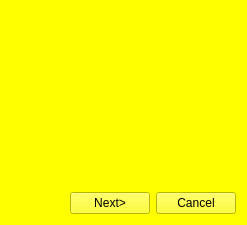
the-butterfly-effect/tbe, file src/view/ViewPostIt.ui: the form before one commit.
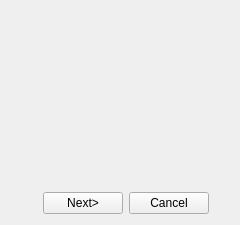
The form after the commit. Custom widgets are drawn as their Qt base class.

Diff of the .ui file:
```diff
--- a/src/view/ViewPostIt.ui
+++ b/src/view/ViewPostIt.ui
@@ -1,12 +1,12 @@
 <?xml version="1.0" encoding="UTF-8"?>
 <ui version="4.0">
  <class>ViewPostIt</class>
- <widget class="AnimatedDialog" name="ViewPostIt">
+ <widget class="QLabel" name="ViewPostIt">
   <property name="geometry">
    <rect>
     <x>0</x>
     <y>0</y>
-    <width>247</width>
+    <width>240</width>
     <height>225</height>
    </rect>
   </property>
@@ -22,97 +22,6 @@
     <height>400</height>
    </size>
   </property>
-  <property name="palette">
-   <palette>
-    <active>
-     <colorrole role="Button">
-      <brush brushstyle="SolidPattern">
-       <color alpha="255">
-        <red>255</red>
-        <green>255</green>
-        <blue>0</blue>
-       </color>
-      </brush>
-     </colorrole>
-     <colorrole role="Base">
-      <brush brushstyle="SolidPattern">
-       <color alpha="255">
-        <red>255</red>
-        <green>255</green>
-        <blue>0</blue>
-       </color>
-      </brush>
-     </colorrole>
-     <colorrole role="Window">
-      <brush brushstyle="SolidPattern">
-       <color alpha="255">
-        <red>255</red>
-        <green>255</green>
-        <blue>0</blue>
-       </color>
-      </brush>
-     </colorrole>
-    </active>
-    <inactive>
-     <colorrole role="Button">
-      <brush brushstyle="SolidPattern">
-       <color alpha="255">
-        <red>255</red>
-        <green>255</green>
-        <blue>0</blue>
-       </color>
-      </brush>
-     </colorrole>
-     <colorrole role="Base">
-      <brush brushstyle="SolidPattern">
-       <color alpha="255">
-        <red>255</red>
-        <green>255</green>
-        <blue>0</blue>
-       </color>
-      </brush>
-     </colorrole>
-     <colorrole role="Window">
-      <brush brushstyle="SolidPattern">
-       <color alpha="255">
-        <red>255</red>
-        <green>255</green>
-        <blue>0</blue>
-       </color>
-      </brush>
-     </colorrole>
-    </inactive>
-    <disabled>
-     <colorrole role="Button">
-      <brush brushstyle="SolidPattern">
-       <color alpha="255">
-        <red>255</red>
-        <green>255</green>
-        <blue>0</blue>
-       </color>
-      </brush>
-     </colorrole>
-     <colorrole role="Base">
-      <brush brushstyle="SolidPattern">
-       <color alpha="255">
-        <red>255</red>
-        <green>255</green>
-        <blue>0</blue>
-       </color>
-      </brush>
-     </colorrole>
-     <colorrole role="Window">
-      <brush brushstyle="SolidPattern">
-       <color alpha="255">
-        <red>255</red>
-        <green>255</green>
-        <blue>0</blue>
-       </color>
-      </brush>
-     </colorrole>
-    </disabled>
-   </palette>
-  </property>
   <property name="windowTitle">
    <string>Post-It viewer</string>
   </property>
@@ -133,8 +42,8 @@
      </property>
      <property name="sizeHint" stdset="0">
       <size>
-       <width>20</width>
-       <height>18</height>
+       <width>14</width>
+       <height>30</height>
       </size>
      </property>
     </spacer>
@@ -153,9 +62,12 @@
        <property name="orientation">
         <enum>Qt::Horizontal</enum>
        </property>
+       <property name="sizeType">
+        <enum>QSizePolicy::Fixed</enum>
+       </property>
        <property name="sizeHint" stdset="0">
         <size>
-         <width>17</width>
+         <width>20</width>
          <height>20</height>
         </size>
        </property>
@@ -170,8 +82,8 @@
      </property>
      <property name="sizeHint" stdset="0">
       <size>
-       <width>20</width>
-       <height>133</height>
+       <width>14</width>
+       <height>127</height>
       </size>
      </property>
     </spacer>
@@ -211,18 +123,26 @@
        </property>
       </widget>
      </item>
+     <item>
+      <spacer name="horizontalSpacer_6">
+       <property name="orientation">
+        <enum>Qt::Horizontal</enum>
+       </property>
+       <property name="sizeType">
+        <enum>QSizePolicy::Fixed</enum>
+       </property>
+       <property name="sizeHint" stdset="0">
+        <size>
+         <width>20</width>
+         <height>20</height>
+        </size>
+       </property>
+      </spacer>
+     </item>
     </layout>
    </item>
   </layout>
  </widget>
- <customwidgets>
-  <customwidget>
-   <class>AnimatedDialog</class>
-   <extends>QWidget</extends>
-   <header>animateddialog.h</header>
-   <container>1</container>
-  </customwidget>
- </customwidgets>
  <resources/>
  <connections/>
 </ui>
```
